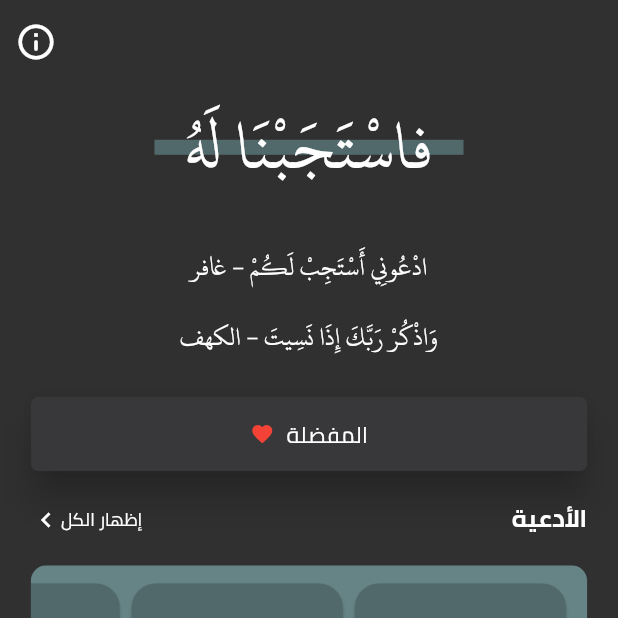
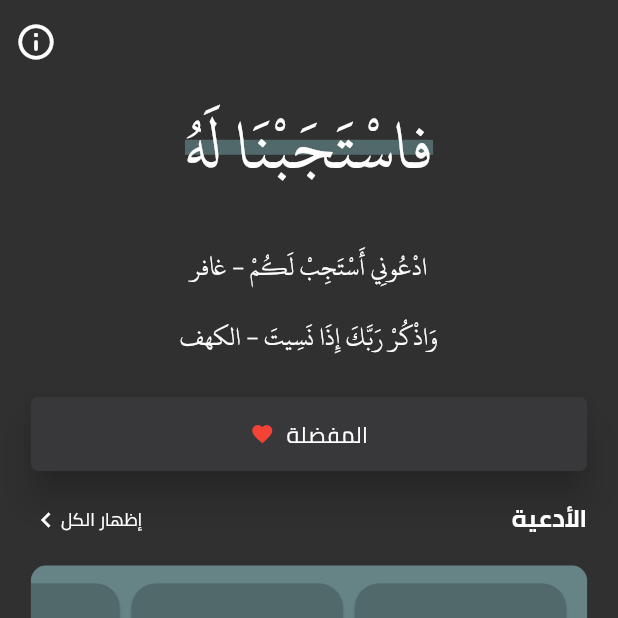
Before and after one commit to BChowy/estagbna, a Flutter app: the screen it shows after launch, on a phone screen of 412 x 824 dp, the top half of it. Run offline on Flutter 3.47's test engine with Material 2 defaults, Android fonts, the phone set to English and light mode, and no system bars.

Commit message:
Add 'text size' to measure texts width.

```diff
--- a/lib/homepage/heading.dart
+++ b/lib/homepage/heading.dart
@@ -18,32 +18,35 @@ class _HeadingState extends State<Heading> {
         SizedBox(
           height: SizeConfig.blockSizeVertical * 2,
         ),
-        Stack(
+        SizedBox(
+          width: SizeConfig()
+              .textSize(
+                  'فاستجبنا له', Theme.of(context).textTheme.headline1, context)
+              .width,
+          child: Stack(
             alignment: Alignment.center,
             children: [
               Positioned(
                   child: Divider(
                 thickness: 10,
-              indent: SizeConfig.blockSizeHorizontal * 20,
-              endIndent: SizeConfig.blockSizeHorizontal * 20,
+                /*  indent: SizeConfig.blockSizeHorizontal * 20,
+                endIndent: SizeConfig.blockSizeHorizontal * 20, */
                 color: Theme.of(context).cardColor,
               )),
               Text('فاسْتَجَبْنَا لَهُ',
-                overflow: TextOverflow.ellipsis, //what?
                   style: Theme.of(context).textTheme.headline1),
             ],
+          ),
         ),
         SizedBox(
           height: SizeConfig.blockSizeVertical * 3,
         ),
         Text('ادْعُونِي أَسْتَجِبْ لَكُمْ - غافر',
-            overflow: TextOverflow.ellipsis, //what?
             style: Theme.of(context).textTheme.headline5),
         SizedBox(
           height: SizeConfig.blockSizeVertical * 2,
         ),
         Text('وَاذْكُرْ رَبَّكَ إِذَا نَسِيتَ - الكهف',
-            overflow: TextOverflow.ellipsis, //what?
             style: Theme.of(context).textTheme.headline5),
         SizedBox(
           height: SizeConfig.blockSizeVertical * 3,
--- a/lib/size_config.dart
+++ b/lib/size_config.dart
@@ -1,4 +1,5 @@
 import 'package:flutter/widgets.dart';
+import 'package:flutter/material.dart';
 
 class SizeConfig {
   static late MediaQueryData _mediaQueryData;
@@ -26,4 +27,13 @@ class SizeConfig {
     safeBlockHorizontal = (screenWidth - _safeAreaHorizontal) / 100;
     safeBlockVertical = (screenHeight - _safeAreaVertical) / 100;
   }
+
+  Size textSize(String text, TextStyle? style, BuildContext context) {
+    final TextPainter textPainter = TextPainter(
+        textScaleFactor: MediaQuery.of(context).textScaleFactor,
+        text: TextSpan(text: text, style: style),
+        textDirection: TextDirection.rtl)
+      ..layout();
+    return textPainter.size;
+  }
 }
```
Lines whose indentation alone changed are shown as unchanged.
